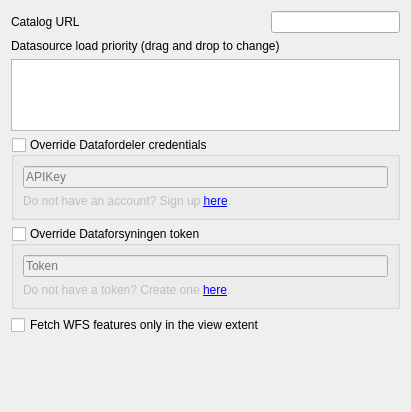
The window that dmpcatalogue/ui/options_widget.ui (danmarksmiljoeportal/datacatalog-qgis-plugin) describes before a commit, drawn with Qt 5.
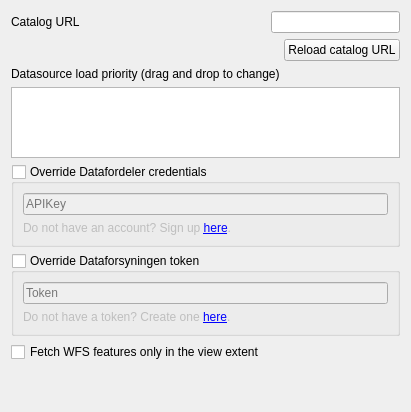
The same window after the commit. Custom widgets are drawn as their Qt base class.

Commit message: Timeout test and reload button

```diff
--- a/dmpcatalogue/ui/options_widget.ui
+++ b/dmpcatalogue/ui/options_widget.ui
@@ -14,14 +14,21 @@
    <string>Form</string>
   </property>
   <layout class="QGridLayout" name="gridLayout">
-   <item row="1" column="0" colspan="3">
+   <item row="1" column="2">
+    <widget class="QPushButton" name="reloadUrl">
+     <property name="text">
+      <string>Reload catalog URL</string>
+     </property>
+    </widget>
+   </item>
+   <item row="2" column="0" colspan="3">
     <widget class="QLabel" name="label_2">
      <property name="text">
       <string>Datasource load priority (drag and drop to change)</string>
      </property>
     </widget>
    </item>
-   <item row="7" column="0" colspan="3">
+   <item row="8" column="0" colspan="3">
     <spacer name="verticalSpacer">
      <property name="orientation">\n      <enum>Qt::Vertical</enum>
      </property>
@@ -33,7 +40,7 @@
      </property>
     </spacer>
    </item>
-   <item row="2" column="0" colspan="3">
+   <item row="3" column="0" colspan="3">
     <widget class="QListWidget" name="source_priority_list">
      <property name="sizePolicy">
       <sizepolicy hsizetype="Expanding" vsizetype="Maximum">
@@ -52,7 +59,7 @@
      </property>
     </widget>
    </item>
-   <item row="6" column="0">
+   <item row="7" column="0">
     <widget class="QCheckBox" name="request_bbox_checkbox">
      <property name="text">
       <string>Fetch WFS features only in the view extent</string>
@@ -69,7 +76,7 @@
      </property>
     </widget>
    </item>
-   <item row="5" column="0" colspan="3">
+   <item row="6" column="0" colspan="3">
     <widget class="QGroupBox" name="dataforsyningen_auth_group">
      <property name="title">
       <string>Override Dataforsyningen token</string>
@@ -101,7 +108,7 @@
      </layout>
     </widget>
    </item>
-   <item row="3" column="0" colspan="3">
+   <item row="4" column="0" colspan="3">
     <widget class="QGroupBox" name="datafordeler_auth_group">
      <property name="title">
       <string>Override Datafordeler credentials</string>
```
The commit also changes 3 other files.
